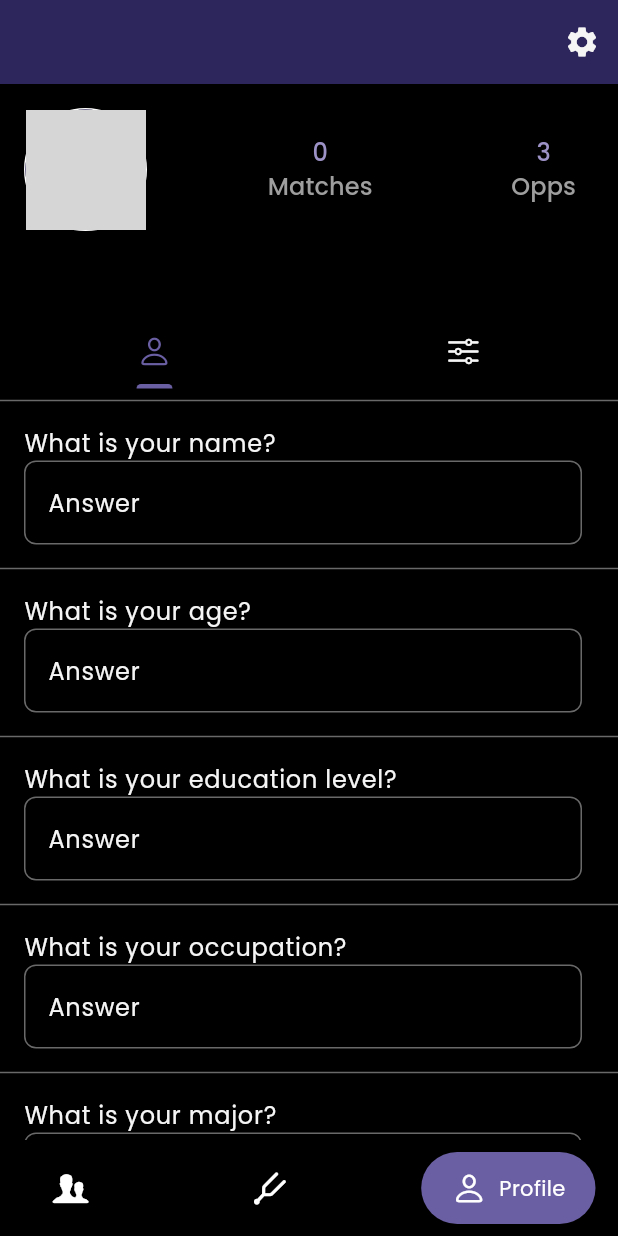
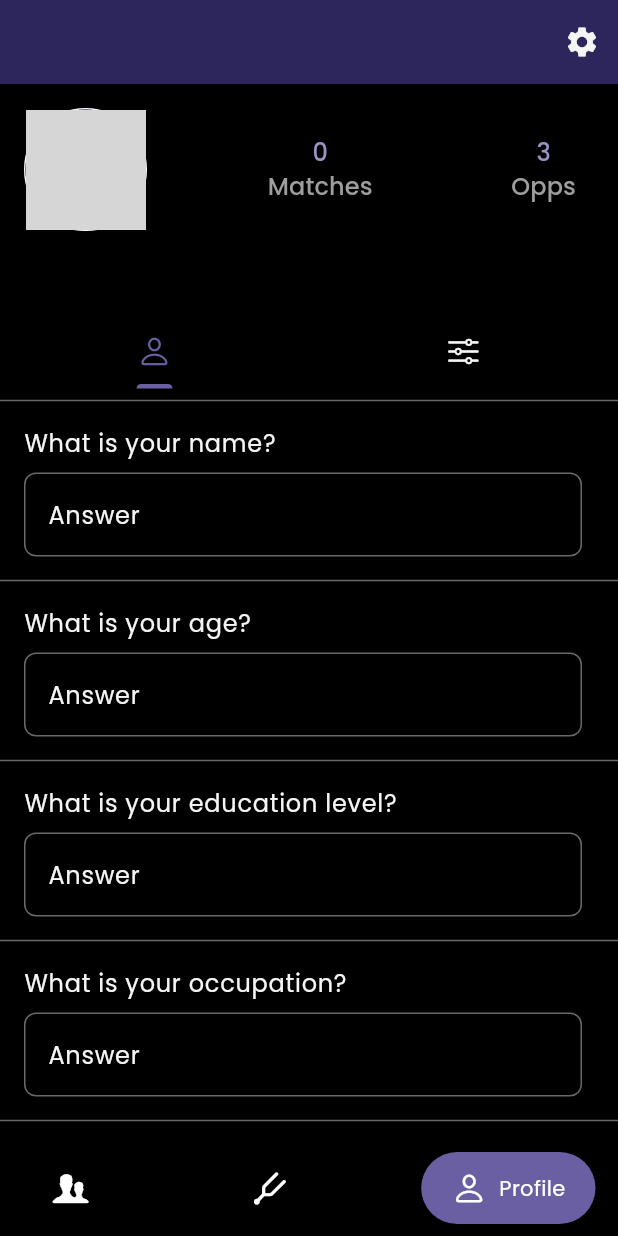
Before and after one commit to sb2bg/roommaite, a Flutter app: the screen it shows once a user with an empty profile is signed in, item 3 of the bottom bar chosen, on a phone screen of 412 x 824 dp. Run offline on Flutter 3.47's test engine with Material 3 defaults, Android fonts, the phone set to English and light mode, and no system bars; drawn by our look-alikes of google_nav_bar; our stand-ins replace cached_network_image, font_awesome_flutter, google_fonts, google_sign_in, supabase_flutter; accounts and stored records are empty; network calls fail; grey boxes are pictures that could not be loaded.

Commit message:
Refactor QuestionPage to improve layout and readability of question items

```diff
--- a/lib/widgets/question_page.dart
+++ b/lib/widgets/question_page.dart
@@ -15,8 +15,7 @@ class _QuestionPageState extends State<QuestionPage> {
   Widget build(BuildContext context) {
     return Scaffold(
       body: Center(
-        child: widget.edit ? EditableQuestions() : NonEditableQuestions()
-      ),
+          child: widget.edit ? EditableQuestions() : NonEditableQuestions()),
     );
   }
 }
@@ -35,7 +34,10 @@ class EditableQuestions extends StatelessWidget {
             : _optionalQuestions[index - _requiredQuestions.length];
 
         return ListTile(
-              title: Text(question.question),
+          title: Padding(
+            padding: const EdgeInsets.only(bottom: 8.0),
+            child: Text(question.question),
+          ),
           subtitle: question is OpenEndedQuestion
               ? const TextField(
                   decoration: InputDecoration(
```
Lines whose indentation alone changed are shown as unchanged.
